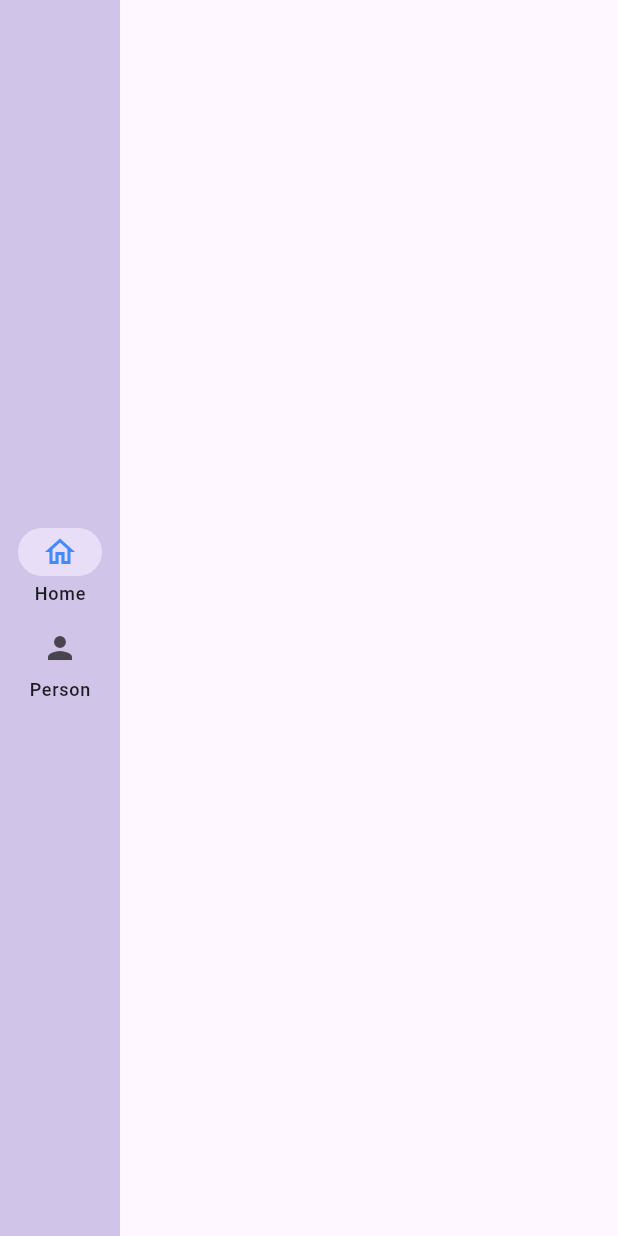
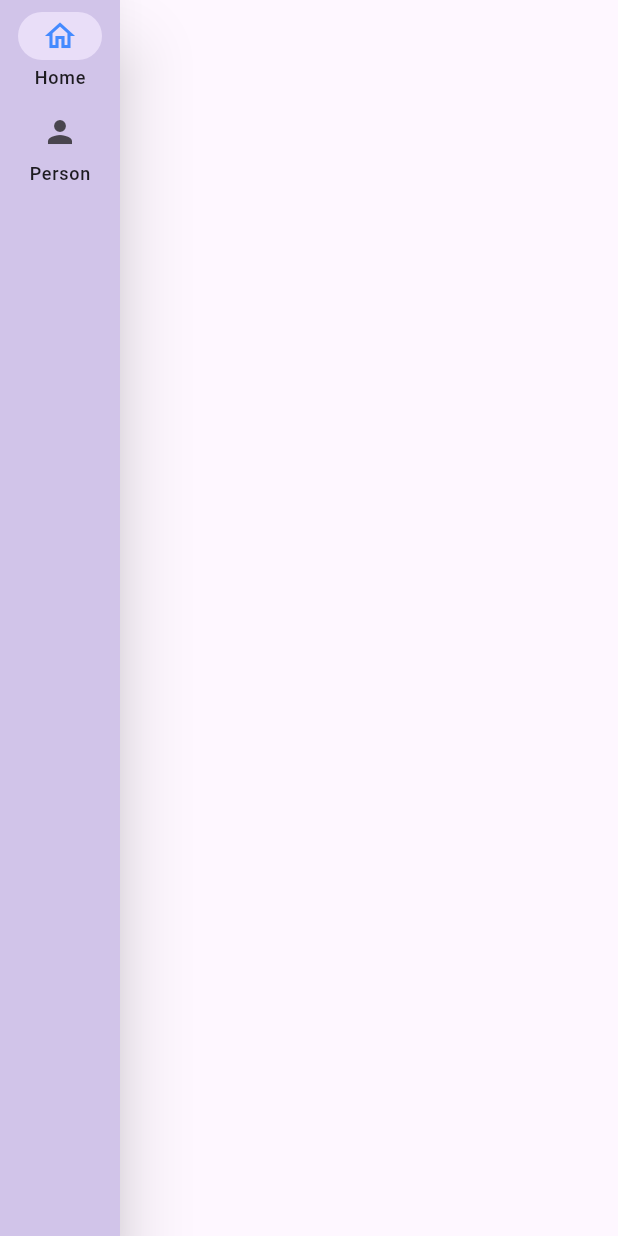
Before and after one commit to tanjilalom/Navigation-Rail-Widget, a Flutter app: the screen it shows after launch, on a phone screen of 412 x 824 dp. Run offline on Flutter 3.47's test engine with Material 3 defaults, Android fonts, the phone set to English and light mode, and no system bars.

Commit message:
Initial commit

```diff
--- a/lib/main.dart
+++ b/lib/main.dart
@@ -39,8 +39,8 @@ class _MyHomePageState extends State<MyHomePage> {
             selectedIndex: _selectedIndex,
             labelType: NavigationRailLabelType.all,
             backgroundColor: Colors.deepPurple[100],
-            groupAlignment: 0, //Top, Middle, Bottom
-            onDestinationSelected: (val){
+            elevation: 20,
+            onDestinationSelected: (val) {
               setState(() {
                 _selectedIndex = val;
               });
```
